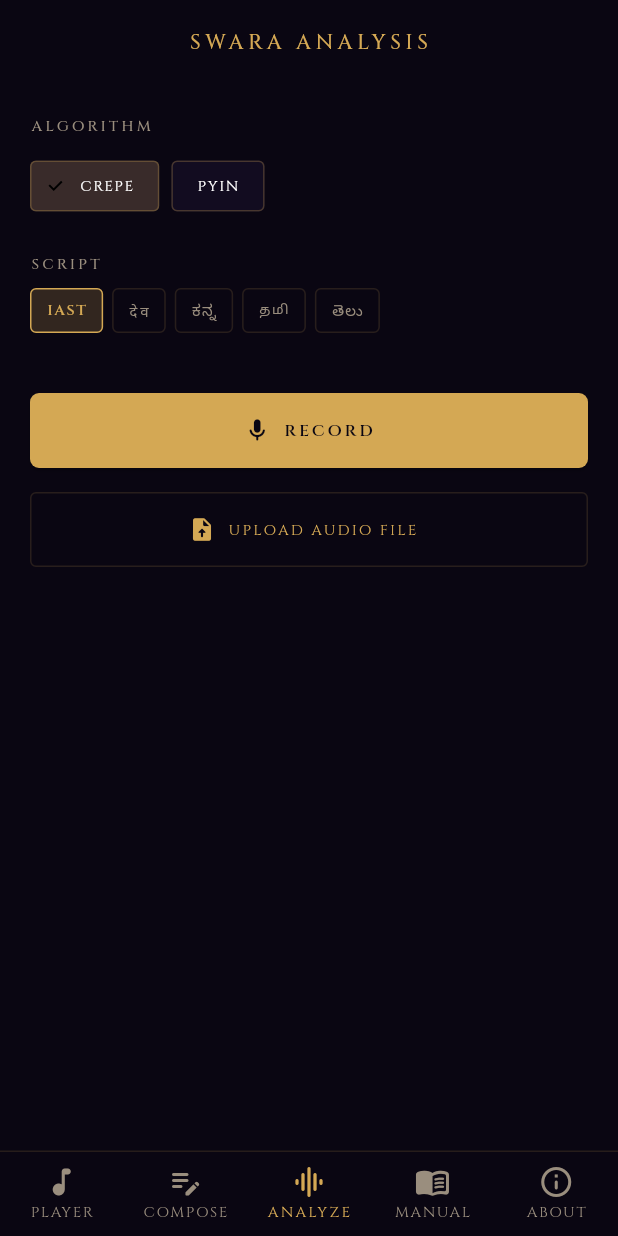
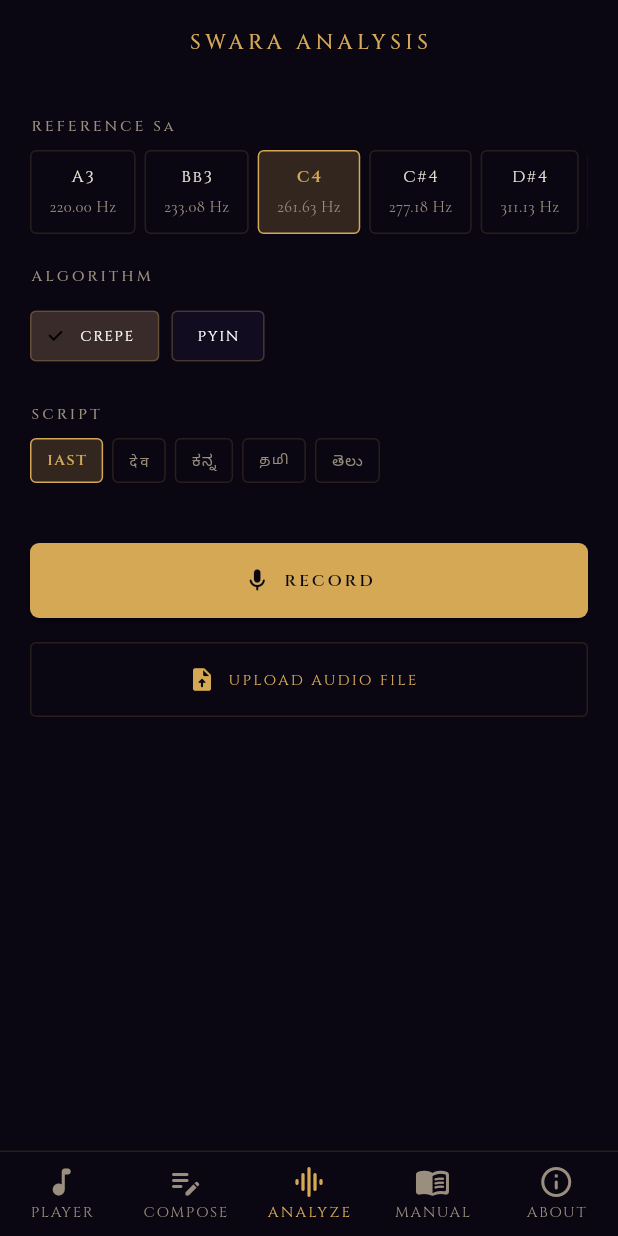
Before and after one commit to vedavv/crj-engine, a Flutter app: the screen it shows after launch, item 3 of the bottom bar chosen, on a phone screen of 412 x 824 dp. Run offline on Flutter 3.47's test engine with Material 3 defaults, Android fonts, the phone set to English and light mode, and no system bars; our stand-ins replace file_picker, google_fonts, just_audio, share_plus, shared_preferences, webview_flutter; missing offline and left inert: record; network calls fail.

Commit message:
Add 180s clip support, Sa picker UI, fix tala import
Stage 1 — Server foundation for longer clips:
- analyze.py: MAX_DURATION_S 30 -> 180, MAX_FILE_SIZE_BYTES 10MB -> 25MB
- Auto-fallback CREPE -> pYIN for clips > 60s (Cloud Run 2-vCPU budget)
- cloudbuild.yaml: Cloud Run timeout 120s -> 600s, concurrency 20 -> 3
- Dockerfile: uvicorn keep-alive 120s -> 600s
- mobile api_client.dart: 10-minute analyze timeout with friendly error

Stage 2 — Manual Sa picker:
- tuning.json: 5 pitch-ordered presets (A3, Bb3, C4, C#4, D#4)
- New sa_selector.dart widget — chip row + Custom Hz dialog
- analysis_screen.dart: loads presets, persists last Sa via SharedPreferences,
  passes saHz into analyze call
- pubspec.yaml: shared_preferences ^2.2.0

Bugfix: tala/__init__.py removed orphan import of non-existent parser module
(parse_notation was re-exported but parser.py was never committed and is
unreferenced anywhere else in the codebase).

Co-Authored-By: Claude Opus 4.7 (1M context) <noreply@anthropic.com>

```diff
--- a/cloudbuild.yaml
+++ b/cloudbuild.yaml
@@ -37,9 +37,9 @@ steps:
       - '--cpu'
       - '2'
       - '--timeout'
-      - '120'
+      - '600'
       - '--concurrency'
-      - '20'
+      - '3'
       - '--min-instances'
       - '0'
       - '--max-instances'
--- a/configs/tuning.json
+++ b/configs/tuning.json
@@ -1,24 +1,29 @@
 {
   "presets": {
+    "concert_a": {
+      "description": "Sa = A3 (220 Hz) — common for low male vocalists",
+      "reference_sa_hz": 220.0,
+      "western_reference": "A3"
+    },
+    "b_flat": {
+      "description": "Sa = Bb3 (233.08 Hz) — common for Hindustani vocalists",
+      "reference_sa_hz": 233.08,
+      "western_reference": "Bb3"
+    },
     "concert_c": {
-      "description": "Sa = Middle C (C4), standard for many Carnatic vocalists",
+      "description": "Sa = Middle C (C4) — standard for many Carnatic vocalists",
       "reference_sa_hz": 261.63,
       "western_reference": "C4"
     },
-    "concert_a": {
-      "description": "Sa = A3 (220 Hz), common for male vocalists",
-      "reference_sa_hz": 220.0,
-      "western_reference": "A3"
+    "c_sharp": {
+      "description": "Sa = C#4 (277.18 Hz) — mid-range male / low female vocalists",
+      "reference_sa_hz": 277.18,
+      "western_reference": "C#4"
     },
     "d_sharp": {
-      "description": "Sa = D#4, common for female Carnatic vocalists",
+      "description": "Sa = D#4 (311.13 Hz) — common for female Carnatic vocalists",
       "reference_sa_hz": 311.13,
       "western_reference": "D#4"
-    },
-    "b_flat": {
-      "description": "Sa = Bb3, common for Hindustani vocalists",
-      "reference_sa_hz": 233.08,
-      "western_reference": "Bb3"
     }
   },
   "defaults": {
--- a/mobile/lib/screens/analysis_screen.dart
+++ b/mobile/lib/screens/analysis_screen.dart
@@ -6,12 +6,15 @@ import 'package:google_fonts/google_fonts.dart';
 import 'package:provider/provider.dart';
 import 'package:share_plus/share_plus.dart';
 import 'package:path_provider/path_provider.dart';
+import 'package:shared_preferences/shared_preferences.dart';
 
 import '../models/analysis_result.dart';
+import '../models/swara.dart';
 import '../services/api_client.dart';
 import '../services/audio_service.dart';
 import '../theme/soundscape_theme.dart';
 import '../widgets/raga_card.dart';
+import '../widgets/sa_selector.dart';
 import '../widgets/script_selector.dart';
 import '../widgets/swara_chip.dart';
 
@@ -23,11 +26,80 @@ class AnalysisScreen extends StatefulWidget {
 }
 
 class _AnalysisScreenState extends State<AnalysisScreen> {
+  static const _saHzPrefKey = 'crj.analysis.reference_sa_hz';
+  static const _defaultSaHz = 261.63;
+
   String _algorithm = 'crepe';
   String _script = 'iast';
   bool _recording = false;
   bool _analyzing = false;
   AnalysisResult? _result;
+
+  double _saHz = _defaultSaHz;
+  List<TuningPreset> _presets = const [];
+
+  @override
+  void initState() {
+    super.initState();
+    _loadSaPreference();
+    _loadPresets();
+  }
+
+  Future<void> _loadSaPreference() async {
+    final prefs = await SharedPreferences.getInstance();
+    final stored = prefs.getDouble(_saHzPrefKey);
+    if (stored != null && mounted) setState(() => _saHz = stored);
+  }
+
+  Future<void> _loadPresets() async {
+    try {
+      final api = context.read<ApiClient>();
+      final presets = await api.getTuningPresets();
+      if (mounted) setState(() => _presets = presets);
+    } catch (_) {
+      // Fall back to a hardcoded preset list if API is unreachable.
+      if (mounted) {
+        setState(() => _presets = const [
+              TuningPreset(
+                id: 'concert_a',
+                description: 'A3',
+                referenceSaHz: 220.0,
+                westernReference: 'A3',
+              ),
+              TuningPreset(
+                id: 'b_flat',
+                description: 'Bb3',
+                referenceSaHz: 233.08,
+                westernReference: 'Bb3',
+              ),
+              TuningPreset(
+                id: 'concert_c',
+                description: 'C4',
+                referenceSaHz: 261.63,
+                westernReference: 'C4',
+              ),
+              TuningPreset(
+                id: 'c_sharp',
+                description: 'C#4',
+                referenceSaHz: 277.18,
+                westernReference: 'C#4',
+              ),
+              TuningPreset(
+                id: 'd_sharp',
+                description: 'D#4',
+                referenceSaHz: 311.13,
+                westernReference: 'D#4',
+              ),
+            ]);
+      }
+    }
+  }
+
+  Future<void> _setSaHz(double hz) async {
+    setState(() => _saHz = hz);
+    final prefs = await SharedPreferences.getInstance();
+    await prefs.setDouble(_saHzPrefKey, hz);
+  }
 
   Future<void> _startRecording() async {
     final audio = context.read<AudioService>();
@@ -68,6 +140,7 @@ class _AnalysisScreenState extends State<AnalysisScreen> {
         file,
         algorithm: _algorithm,
         script: _script,
+        saHz: _saHz,
       );
       setState(() => _result = r);
     } catch (e) {
@@ -154,6 +227,22 @@ class _AnalysisScreenState extends State<AnalysisScreen> {
       child: Column(
         crossAxisAlignment: CrossAxisAlignment.stretch,
         children: [
+          // Sa (tonic) selector
+          _label('REFERENCE Sa'),
+          const SizedBox(height: 8),
+          if (_presets.isNotEmpty)
+            SaSelector(
+              selectedHz: _saHz,
+              presets: _presets,
+              onChanged: _setSaHz,
+            )
+          else
+            Text(
+              'Loading tuning presets…',
+              style: Theme.of(context).textTheme.bodyMedium,
+            ),
+          const SizedBox(height: 20),
+
           // Algorithm selector
           _label('ALGORITHM'),
           const SizedBox(height: 8),
--- /dev/null
+++ b/mobile/lib/widgets/sa_selector.dart
@@ -0,0 +1,162 @@
+import 'package:flutter/material.dart';
+import 'package:flutter/services.dart';
+import 'package:google_fonts/google_fonts.dart';
+
+import '../models/swara.dart';
+import '../theme/soundscape_theme.dart';
+
+class SaSelector extends StatelessWidget {
+  final double selectedHz;
+  final List<TuningPreset> presets;
+  final ValueChanged<double> onChanged;
+
+  const SaSelector({
+    super.key,
+    required this.selectedHz,
+    required this.presets,
+    required this.onChanged,
+  });
+
+  bool _matches(double a, double b) => (a - b).abs() < 0.05;
+
+  @override
+  Widget build(BuildContext context) {
+    final isCustom = !presets.any((p) => _matches(p.referenceSaHz, selectedHz));
+
+    return SingleChildScrollView(
+      scrollDirection: Axis.horizontal,
+      child: Row(
+        mainAxisSize: MainAxisSize.min,
+        children: [
+          for (final p in presets)
+            Padding(
+              padding: const EdgeInsets.only(right: 6),
+              child: _Chip(
+                label: p.westernReference,
+                subLabel: '${p.referenceSaHz.toStringAsFixed(2)} Hz',
+                active: _matches(p.referenceSaHz, selectedHz),
+                onTap: () => onChanged(p.referenceSaHz),
+              ),
+            ),
+          _Chip(
+            label: 'Custom',
+            subLabel: isCustom ? '${selectedHz.toStringAsFixed(2)} Hz' : '— Hz',
+            active: isCustom,
+            onTap: () => _openCustom(context),
+          ),
+        ],
+      ),
+    );
+  }
+
+  Future<void> _openCustom(BuildContext context) async {
+    final controller = TextEditingController(
+      text: selectedHz.toStringAsFixed(2),
+    );
+    final result = await showDialog<double>(
+      context: context,
+      builder: (ctx) => AlertDialog(
+        backgroundColor: SoundScapeTheme.cardBg,
+        title: Text(
+          'CUSTOM Sa (Hz)',
+          style: GoogleFonts.cinzel(
+            fontSize: 13,
+            letterSpacing: 2,
+            color: SoundScapeTheme.amberGlow,
+          ),
+        ),
+        content: TextField(
+          controller: controller,
+          autofocus: true,
+          keyboardType: const TextInputType.numberWithOptions(decimal: true),
+          inputFormatters: [
+            FilteringTextInputFormatter.allow(RegExp(r'[0-9.]')),
+          ],
+          style: GoogleFonts.cormorantGaramond(
+            fontSize: 18,
+            color: SoundScapeTheme.textLight,
+          ),
+          decoration: InputDecoration(
+            hintText: 'e.g. 261.63',
+            hintStyle: TextStyle(color: SoundScapeTheme.textMuted),
+            suffixText: 'Hz',
+            suffixStyle: TextStyle(color: SoundScapeTheme.textMuted),
+          ),
+        ),
+        actions: [
+          TextButton(
+            onPressed: () => Navigator.pop(ctx),
+            child: const Text('CANCEL'),
+          ),
+          TextButton(
+            onPressed: () {
+              final v = double.tryParse(controller.text.trim());
+              if (v != null && v >= 50 && v <= 1000) Navigator.pop(ctx, v);
+            },
+            child: const Text('SET'),
+          ),
+        ],
+      ),
+    );
+    if (result != null) onChanged(result);
+  }
+}
+
+class _Chip extends StatelessWidget {
+  final String label;
+  final String subLabel;
+  final bool active;
+  final VoidCallback onTap;
+
+  const _Chip({
+    required this.label,
+    required this.subLabel,
+    required this.active,
+    required this.onTap,
+  });
+
+  @override
+  Widget build(BuildContext context) {
+    return GestureDetector(
+      onTap: onTap,
+      child: Container(
+        padding: const EdgeInsets.symmetric(horizontal: 12, vertical: 8),
+        decoration: BoxDecoration(
+          color: active
+              ? SoundScapeTheme.amberGlow.withValues(alpha: 0.2)
+              : Colors.transparent,
+          borderRadius: BorderRadius.circular(4),
+          border: Border.all(
+            color: active
+                ? SoundScapeTheme.amberGlow
+                : SoundScapeTheme.cardBorder,
+          ),
+        ),
+        child: Column(
+          mainAxisSize: MainAxisSize.min,
+          children: [
+            Text(
+              label,
+              style: GoogleFonts.cinzel(
+                fontSize: 11,
+                letterSpacing: 1.2,
+                color: active
+                    ? SoundScapeTheme.amberGlow
+                    : SoundScapeTheme.textLight,
+                fontWeight: active ? FontWeight.w600 : FontWeight.w400,
+              ),
+            ),
+            const SizedBox(height: 2),
+            Text(
+              subLabel,
+              style: GoogleFonts.cormorantGaramond(
+                fontSize: 11,
+                color: SoundScapeTheme.textMuted,
+              ),
+            ),
+          ],
+        ),
+      ),
+    );
+  }
+}
--- a/mobile/pubspec.yaml
+++ b/mobile/pubspec.yaml
@@ -20,6 +20,7 @@ dependencies:
   file_picker: ^10.0.0
   share_plus: ^12.0.0
   permission_handler: ^12.0.0
+  shared_preferences: ^2.2.0
 
 dev_dependencies:
   flutter_test:
```
Also changed, not shown: mobile/lib/services/api_client.dart (+7 -1 lines), 3 other files.
